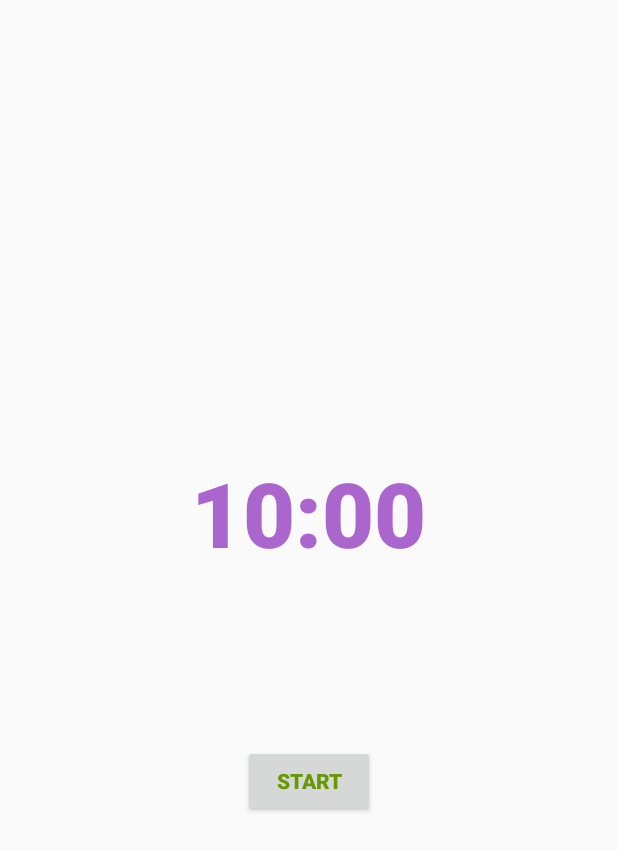
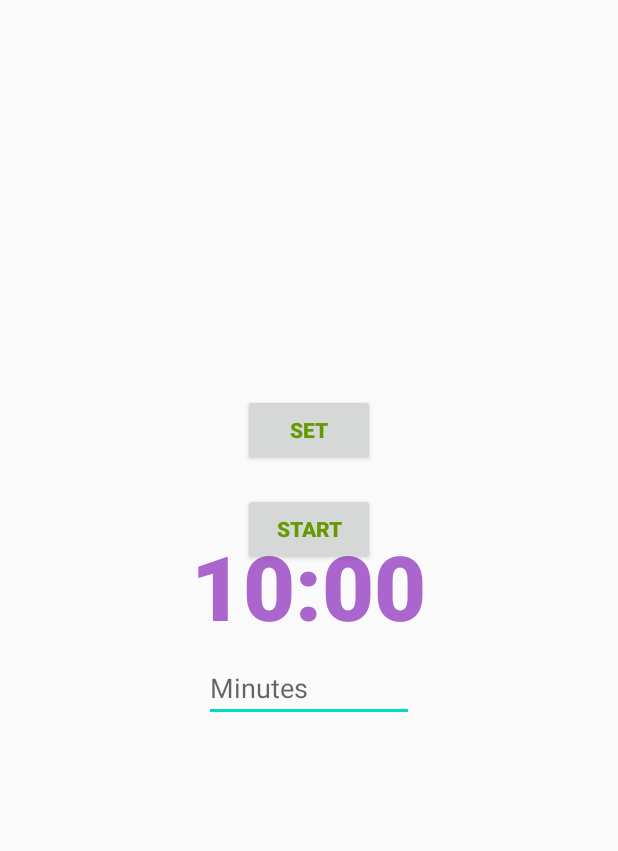
Before and after one commit to kalium47/myFirstAndroidTimer, an Android app: the screen it shows after launch (MainActivity), on a phone screen of 412 x 824 dp. Shown: the top 851 px of the screen. Run offline under Robolectric (Android 15) with nearby library versions, the phone set to English and light mode, and no system bars.

Commit message:
'FunctionalCommitBeta'

```diff
--- a/androidStudioBuild/timer/app/src/main/java/com/example/myfirsttimer/MainActivity.java
+++ b/androidStudioBuild/timer/app/src/main/java/com/example/myfirsttimer/MainActivity.java
@@ -1,26 +1,25 @@
 package com.example.myfirsttimer;
 
+import android.content.SharedPreferences;
 import android.os.Bundle;
 
-import com.google.android.material.floatingactionbutton.FloatingActionButton;
-import com.google.android.material.snackbar.Snackbar;
-
 import androidx.appcompat.app.AppCompatActivity;
-import androidx.appcompat.widget.Toolbar;
 
 import android.os.CountDownTimer;
 import android.view.View;
-import android.view.Menu;
-import android.view.MenuItem;
 import android.widget.Button;
+import android.widget.EditText;
 import android.widget.TextView;
+import android.widget.Toast;
 
 import java.util.Locale;
 
 public class MainActivity extends AppCompatActivity {
 
-    private static final long START_TIME_IN_MILLIS = 600000;
+    private long mStartTimeInMillis;
 
+    private EditText mEditTextInput;
+    private Button mButtonSet;
     private TextView mTextViewCountDown;
     private Button mButtonStartPause;
     private Button mButtonReset;
@@ -29,16 +28,40 @@
 
     private boolean mTimerRunning;
 
-    private long mTimeLeftInMillis = START_TIME_IN_MILLIS;
+    private long mTimeLeftInMillis;
+    private long mEndTime;
 
     @Override
     protected void onCreate(Bundle savedInstanceState) {
         super.onCreate(savedInstanceState);
         setContentView(R.layout.activity_main);
 
+        mEditTextInput = findViewById(R.id.edit_text_input);
+        mButtonSet = findViewById(R.id.button_set);
+
         mTextViewCountDown = findViewById(R.id.text_view_countdown);
         mButtonStartPause = findViewById(R.id.button_start_pause);
         mButtonReset = findViewById(R.id.button_reset);
+
+        mButtonSet.setOnClickListener(new View.OnClickListener() {
+            @Override
+            public void onClick(View v) {
+                String input = mEditTextInput.getText().toString();
+                if(input.length() == 0){
+                    Toast.makeText(MainActivity.this, "Nah Cant be Empty :D", Toast.LENGTH_SHORT).show();
+                    return;
+                }
+
+                long millisInput = Long.parseLong(input) * 60000;
+                if(millisInput == 0){
+                    Toast.makeText(MainActivity.this, "Positive Number la :D", Toast.LENGTH_SHORT).show();
+                    return;
+                }
+
+                setTime(millisInput);
+                mEditTextInput.setText("");
+            }
+        });
 
         mButtonStartPause.setOnClickListener(new View.OnClickListener(){
             @Override
@@ -57,11 +80,17 @@
                 resetTimer();
             }
         });
+    }
 
-        updateCountDownText();
+    private void setTime(long milliseconds){
+        mStartTimeInMillis = milliseconds;
+        resetTimer();
     }
 
     private void startTimer(){
+
+        mEndTime = System.currentTimeMillis() + mTimeLeftInMillis;
+
         mCountDownTimer = new CountDownTimer(mTimeLeftInMillis, 1000) {
             @Override
             public void onTick(long millisUntilFinished) {
@@ -72,35 +101,117 @@
             @Override
             public void onFinish() {
                 mTimerRunning = false;
-                mButtonStartPause.setText("Start");
-                mButtonStartPause.setVisibility(View.INVISIBLE);
-                mButtonReset.setVisibility(View.VISIBLE);
+                updateWatchInterface();
             }
         }.start();
         mTimerRunning = true;
-        mButtonStartPause.setText("Pause");
-        mButtonReset.setVisibility(View.INVISIBLE);
+        updateWatchInterface();
     }
 
     private void pauseTimer(){
         mCountDownTimer.cancel();
         mTimerRunning = false;
-        mButtonStartPause.setText("Start");
-        mButtonReset.setVisibility(View.VISIBLE);
+        updateWatchInterface();
     }
 
     private void resetTimer(){
-        mTimeLeftInMillis = START_TIME_IN_MILLIS;
+        mTimeLeftInMillis = mStartTimeInMillis;
         updateCountDownText();
-        mButtonReset.setVisibility(View.INVISIBLE);
-        mButtonStartPause.setVisibility(View.VISIBLE);
+        updateWatchInterface();
     }
 
     private void updateCountDownText(){
-        int minutes = (int) (mTimeLeftInMillis / 1000) / 60;
+        int hours = (int) (mTimeLeftInMillis / 1000) / 3600;
+        int minutes = (int) ((mTimeLeftInMillis / 1000) % 3600) / 60;
         int seconds = (int) (mTimeLeftInMillis / 1000) % 60;
 
-        String timeLeftFormatted = String.format(Locale.getDefault(),"%02d:%02d", minutes, seconds);
+        String timeLeftFormatted;
+        if(hours > 0){
+            timeLeftFormatted = String.format(Locale.getDefault(),
+                    "%d:%02d:%02d", hours, minutes, seconds);
+        }else{
+            timeLeftFormatted = String.format(Locale.getDefault(),
+                    "%02d:%02d", minutes, seconds);
+        }
+
+
         mTextViewCountDown.setText(timeLeftFormatted);
     }
+
+    private void updateWatchInterface(){
+        if(mTimerRunning){
+            mButtonSet.setVisibility(View.INVISIBLE);
+            mEditTextInput.setVisibility(View.INVISIBLE);
+            mButtonReset.setVisibility(View.INVISIBLE);
+            mButtonStartPause.setText("Pause");
+            mTextViewCountDown.setVisibility(View.VISIBLE);
+        }else{
+            mButtonStartPause.setText("Start");
+            mButtonSet.setVisibility(View.VISIBLE);
+            mEditTextInput.setVisibility(View.VISIBLE);
+
+            if(mTimeLeftInMillis < 1000){
+                mButtonStartPause.setVisibility(View.INVISIBLE);
+            }else{
+                mButtonStartPause.setVisibility(View.VISIBLE);
+            }
+
+            if(mTimeLeftInMillis < mStartTimeInMillis){
+                mButtonReset.setVisibility(View.VISIBLE);
+            }else{
+                mButtonReset.setVisibility(View.INVISIBLE);
+            }
+        }
+    }
+
+
+    @Override
+    protected void onStop() {
+        super.onStop();
+
+        SharedPreferences prefs = getSharedPreferences("prefs", MODE_PRIVATE);
+        SharedPreferences.Editor editor = prefs.edit();
+
+        editor.putLong("startTimeInMillis", mStartTimeInMillis);
+        editor.putLong("millisLeft", mTimeLeftInMillis);
+        editor.putBoolean("timerRunning", mTimerRunning);
+        editor.putLong("endTime", mEndTime);
+
+        editor.apply();
+
+        if(mCountDownTimer != null){
+            mCountDownTimer.cancel();
+        }
+
+    }
+
+    @Override
+    protected void onStart() {
+        super.onStart();
+
+        SharedPreferences prefs = getSharedPreferences("prefs", MODE_PRIVATE);
+
+        mStartTimeInMillis = prefs.getLong("startTimeInMillis", 600000);
+        mTimeLeftInMillis = prefs.getLong("millisLeft", mStartTimeInMillis);
+        mTimerRunning = prefs.getBoolean("timerRunning", false);
+
+        updateCountDownText();
+        updateWatchInterface();
+
+        if(mTimerRunning){
+            mEndTime = prefs.getLong("endTime", 0);
+            mTimeLeftInMillis = mEndTime - System.currentTimeMillis();
+
+            if(mTimeLeftInMillis < 0){
+                mTimeLeftInMillis = 0;
+                mTimerRunning = false;
+                updateCountDownText();
+                updateWatchInterface();
+            }else{
+                startTimer();
+            }
+        }
+
+
+    }
 }
--- a/androidStudioBuild/timer/app/src/main/res/layout/activity_main.xml
+++ b/androidStudioBuild/timer/app/src/main/res/layout/activity_main.xml
@@ -12,11 +12,34 @@
         android:layout_height="wrap_content"
         android:layout_alignParentTop="true"
         android:layout_centerHorizontal="true"
-        android:layout_marginTop="301dp"
+        android:layout_marginTop="350dp"
+        android:fontFamily="sans-serif-black"
         android:text="00:00"
         android:textColor="@android:color/holo_purple"
+        android:textSize="60sp" />
+
+    <EditText
+        android:id="@+id/edit_text_input"
+        android:layout_width="140dp"
+        android:layout_height="wrap_content"
+        android:layout_alignParentTop="true"
+        android:layout_centerInParent="true"
+        android:layout_marginStart="201dp"
+        android:layout_marginTop="436dp"
+        android:hint="Minutes"
+        android:inputType="number"
+        android:maxLength="4" />
+
+    <Button
+        android:id="@+id/button_set"
+        android:layout_width="wrap_content"
+        android:layout_height="wrap_content"
+        android:layout_alignParentBottom="true"
+        android:layout_centerInParent="true"
+        android:layout_marginBottom="513dp"
         android:fontFamily="sans-serif-black"
-        android:textSize="60sp" />
+        android:text="SET"
+        android:textColor="@android:color/holo_green_dark" />
 
     <Button
         android:id="@+id/button_start_pause"
@@ -24,22 +47,24 @@
         android:layout_height="wrap_content"
         android:layout_alignParentBottom="true"
         android:layout_centerHorizontal="true"
-        android:layout_marginBottom="279dp"
+        android:layout_marginBottom="447dp"
+        android:fontFamily="sans-serif-black"
         android:text="Start"
-        android:fontFamily="sans-serif-black"
-        android:textColor="@android:color/holo_green_dark"/>
+        android:textColor="@android:color/holo_green_dark" />
 
     <Button
         android:id="@+id/button_reset"
         android:layout_width="wrap_content"
         android:layout_height="wrap_content"
+        android:layout_alignParentEnd="true"
         android:layout_alignParentBottom="true"
         android:layout_centerHorizontal="true"
-        android:layout_marginBottom="215dp"
+        android:layout_marginEnd="226dp"
+        android:layout_marginBottom="382dp"
+        android:fontFamily="sans-serif-black"
         android:text="Reset"
+        android:textColor="@android:color/holo_green_dark"
         android:visibility="invisible"
-        tools:visibility="visible"
-        android:fontFamily="sans-serif-black"
-        android:textColor="@android:color/holo_green_dark"/>
+        tools:visibility="visible" />
 
 </RelativeLayout>
```
